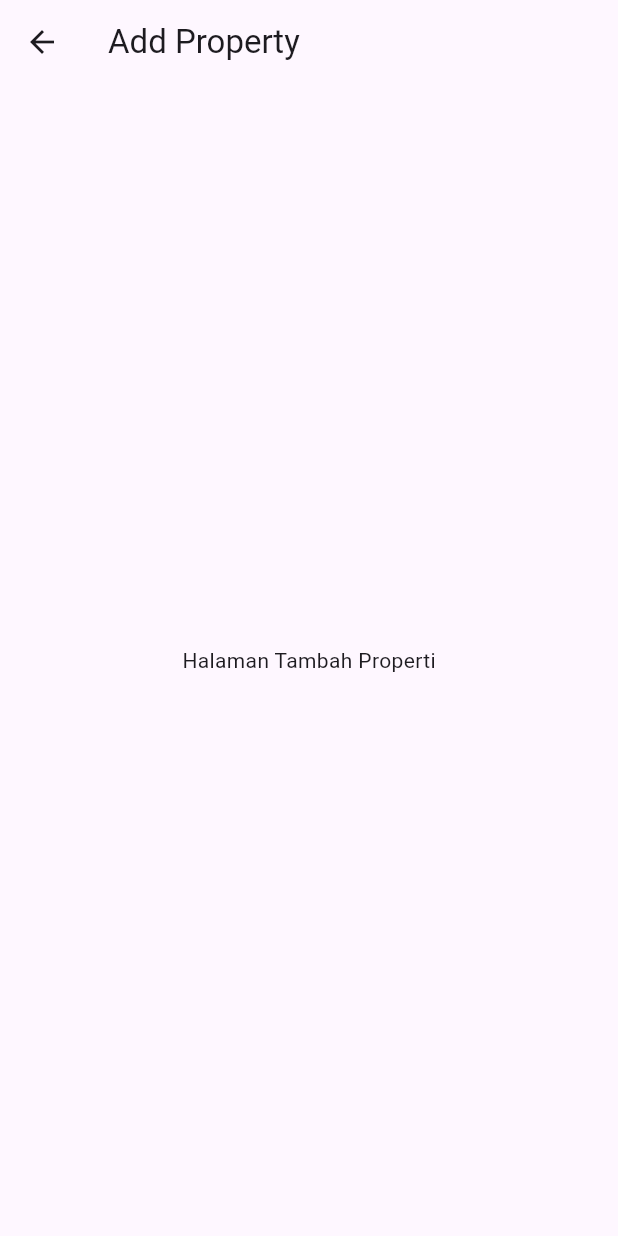
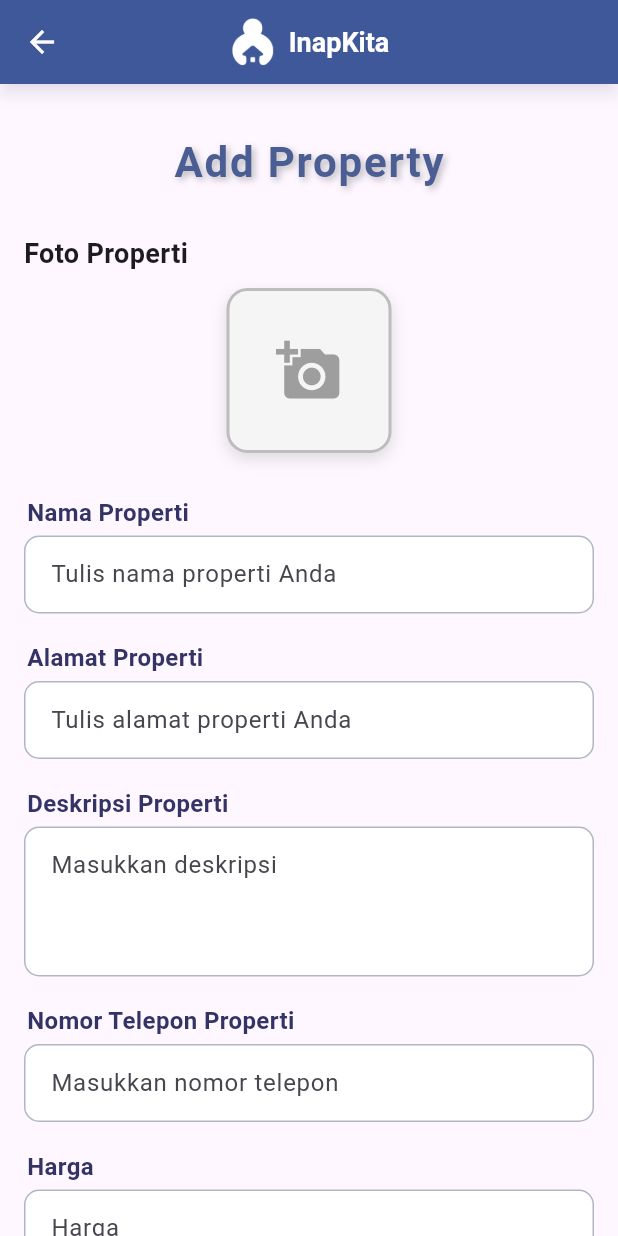
Before and after one commit to yashaasterisk/test_pemilk_flutter_application, a Flutter app: the screen it shows after launch, after a tap on "Add Property", on a phone screen of 412 x 824 dp. Run offline on Flutter 3.47's test engine with Material 3 defaults, Android fonts, the phone set to English and light mode, and no system bars; our stand-ins replace image_picker.

Commit message:
update dikit

```diff
--- a/lib/add_property.dart
+++ b/lib/add_property.dart
@@ -0,0 +1,287 @@
+import 'dart:io';
+
+import 'package:flutter/material.dart';
+import 'package:image_picker/image_picker.dart';
+
+class AddPropertyPage extends StatefulWidget {
+  @override
+  _AddPropertyPageState createState() => _AddPropertyPageState();
+}
+
+class _AddPropertyPageState extends State<AddPropertyPage> {
+  final _formKey = GlobalKey<FormState>();
+  String? propertyName;
+  String? propertyAddress;
+  String? propertyDescription;
+  String? propertyPhone;
+  String? propertyPrice;
+  // Placeholder for image
+  ImageProvider? propertyImage;
+  final ImagePicker _picker = ImagePicker();
+
+  Future<void> _pickImage() async {
+    final XFile? pickedFile = await _picker.pickImage(source: ImageSource.gallery);
+    if (pickedFile != null) {
+      setState(() {
+        propertyImage = FileImage(File(pickedFile.path));
+      });
+    }
+  }
+
+  @override
+  Widget build(BuildContext context) {
+    return Scaffold(
+      appBar: AppBar(
+        backgroundColor: Color(0xFF3B5998),
+        centerTitle: true,
+        iconTheme: IconThemeData(color: Colors.white),
+        title: Row(
+          mainAxisSize: MainAxisSize.min,
+          mainAxisAlignment: MainAxisAlignment.center,
+          children: [
+            Hero(
+              tag: 'inap_logo_2',
+              child: Image.asset('assets/images/inap_logo_2.png', height: 32),
+            ),
+            SizedBox(width: 8),
+            Text(
+              'InapKita',
+              style: TextStyle(
+                color: Colors.white,
+                fontWeight: FontWeight.bold,
+                fontSize: 18,
+              ),
+            ),
+          ],
+        ),
+        elevation: 4,
+        shadowColor: Color(0xFF4B5E93).withOpacity(0.2),
+      ),
+      body: GestureDetector(
+        onTap: () => FocusScope.of(context).unfocus(),
+        child: SingleChildScrollView(
+          child: Padding(
+            padding: const EdgeInsets.symmetric(
+              horizontal: 16.0,
+              vertical: 20.0,
+            ),
+            child: Form(
+              key: _formKey,
+              child: Column(
+                crossAxisAlignment: CrossAxisAlignment.start,
+                children: [
+                  SizedBox(height: 12),
+                  Center(
+                    child: Text(
+                      'Add Property',
+                      style: TextStyle(
+                        fontSize: 28,
+                        fontWeight: FontWeight.bold,
+                        color: Color(0xFF4B5E93),
+                        letterSpacing: 1.2,
+                        shadows: [
+                          Shadow(
+                            blurRadius: 6.0,
+                            color: Colors.black26,
+                            offset: Offset(2, 2),
+                          ),
+                        ],
+                      ),
+                    ),
+                  ),
+                  SizedBox(height: 28),
+                  Text(
+                    'Foto Properti',
+                    style: TextStyle(fontWeight: FontWeight.bold, fontSize: 18),
+                  ),
+                  SizedBox(height: 10),
+                  Center(
+                    child: GestureDetector(
+                      onTap: _pickImage,
+                      child: AnimatedContainer(
+                        duration: Duration(milliseconds: 200),
+                        width: 110,
+                        height: 110,
+                        decoration: BoxDecoration(
+                          border: Border.all(
+                            color: Colors.grey.shade400,
+                            width: 2,
+                          ),
+                          borderRadius: BorderRadius.circular(14),
+                          color: Colors.grey.shade100,
+                          boxShadow: [
+                            BoxShadow(
+                              color: Colors.black12,
+                              blurRadius: 8,
+                              offset: Offset(0, 4),
+                            ),
+                          ],
+                        ),
+                        child: propertyImage == null
+                            ? Icon(
+                                Icons.add_a_photo,
+                                size: 44,
+                                color: Colors.grey.shade500,
+                              )
+                            : ClipRRect(
+                                borderRadius: BorderRadius.circular(12),
+                                child: Image(
+                                  image: propertyImage!,
+                                  width: 110,
+                                  height: 110,
+                                  fit: BoxFit.cover,
+                                ),
+                              ),
+                      ),
+                    ),
+                  ),
+                  SizedBox(height: 28),
+                  _buildLabel('Nama Properti'),
+                  _buildTextField(
+                    hint: 'Tulis nama properti Anda',
+                    onSaved: (val) => propertyName = val,
+                    validator:
+                        (val) =>
+                            val == null || val.isEmpty
+                                ? 'Silakan masukkan nama properti'
+                                : null,
+                  ),
+                  SizedBox(height: 18),
+                  _buildLabel('Alamat Properti'),
+                  _buildTextField(
+                    hint: 'Tulis alamat properti Anda',
+                    onSaved: (val) => propertyAddress = val,
+                    validator:
+                        (val) =>
+                            val == null || val.isEmpty
+                                ? 'Silakan masukkan alamat properti'
+                                : null,
+                  ),
+                  SizedBox(height: 18),
+                  _buildLabel('Deskripsi Properti'),
+                  _buildTextField(
+                    hint: 'Masukkan deskripsi',
+                    maxLines: 3,
+                    onSaved: (val) => propertyDescription = val,
+                    validator:
+                        (val) =>
+                            val == null || val.isEmpty
+                                ? 'Silakan masukkan deskripsi'
+                                : null,
+                  ),
+                  SizedBox(height: 18),
+                  _buildLabel('Nomor Telepon Properti'),
+                  _buildTextField(
+                    hint: 'Masukkan nomor telepon',
+                    keyboardType: TextInputType.phone,
+                    onSaved: (val) => propertyPhone = val,
+                    validator:
+                        (val) =>
+                            val == null || val.isEmpty
+                                ? 'Silakan masukkan nomor telepon'
+                                : null,
+                  ),
+                  SizedBox(height: 18),
+                  _buildLabel('Harga'),
+                  _buildTextField(
+                    hint: 'Harga',
+                    keyboardType: TextInputType.number,
+                    onSaved: (val) => propertyPrice = val,
+                    validator:
+                        (val) =>
+                            val == null || val.isEmpty
+                                ? 'Silakan masukkan harga'
+                                : null,
+                  ),
+                  SizedBox(height: 36),
+                  Center(
+                    child: SizedBox(
+                      width: double.infinity,
+                      child: ElevatedButton(
+                        style: ElevatedButton.styleFrom(
+                          backgroundColor: Color(0xFF4B5E93),
+                          padding: EdgeInsets.symmetric(vertical: 18),
+                          shape: RoundedRectangleBorder(
+                            borderRadius: BorderRadius.circular(16),
+                          ),
+                          elevation: 4,
+                          shadowColor: Color(0xFF4B5E93).withOpacity(0.3),
+                        ),
+                        onPressed: () {
+                          if (_formKey.currentState!.validate()) {
+                            _formKey.currentState!.save();
+                            FocusScope.of(context).unfocus();
+                            ScaffoldMessenger.of(context).showSnackBar(
+                              SnackBar(content: Text('Property submitted!')),
+                            );
+                          }
+                        },
+                        child: Text(
+                          'Submit',
+                          style: TextStyle(
+                            fontSize: 20,
+                            fontWeight: FontWeight.bold,
+                            color: Colors.white,
+                            letterSpacing: 1.1,
+                          ),
+                        ),
+                      ),
+                    ),
+                  ),
+                ],
+              ),
+            ),
+          ),
+        ),
+      ),
+    );
+  }
+
+  // Add helper widgets for label and text field
+  Widget _buildLabel(String text) {
+    return Padding(
+      padding: const EdgeInsets.only(left: 2.0, bottom: 4.0),
+      child: Text(
+        text,
+        style: TextStyle(
+          fontWeight: FontWeight.bold,
+          fontSize: 16,
+          color: Color(0xFF333366),
+        ),
+      ),
+    );
+  }
+
+  Widget _buildTextField({
+    String? hint,
+    int maxLines = 1,
+    TextInputType? keyboardType,
+    FormFieldSetter<String>? onSaved,
+    FormFieldValidator<String>? validator,
+  }) {
+    return TextFormField(
+      maxLines: maxLines,
+      keyboardType: keyboardType,
+      decoration: InputDecoration(
+        hintText: hint,
+        filled: true,
+        fillColor: Colors.white,
+        contentPadding: EdgeInsets.symmetric(vertical: 14, horizontal: 14),
+        border: OutlineInputBorder(
+          borderRadius: BorderRadius.circular(10),
+          borderSide: BorderSide(color: Color(0xFF4B5E93), width: 1.2),
+        ),
+        enabledBorder: OutlineInputBorder(
+          borderRadius: BorderRadius.circular(10),
+          borderSide: BorderSide(color: Color(0xFFB0B6C3), width: 1),
+        ),
+        focusedBorder: OutlineInputBorder(
+          borderRadius: BorderRadius.circular(10),
+          borderSide: BorderSide(color: Color(0xFF4B5E93), width: 2),
+        ),
+      ),
+      onSaved: onSaved,
+      validator: validator,
+    );
+  }
+}
--- a/lib/home_screen.dart
+++ b/lib/home_screen.dart
@@ -1,4 +1,5 @@
 import 'package:flutter/material.dart';
+import 'add_property.dart';
 
 class HomeScreen extends StatelessWidget {
   const HomeScreen({Key? key}) : super(key: key);
@@ -11,39 +12,49 @@ class HomeScreen extends StatelessWidget {
   }) {
     return AspectRatio(
       aspectRatio: aspectRatio,
-      child: GestureDetector(
+      child: Material(
+        color: Colors.transparent,
+        borderRadius: BorderRadius.circular(18),
+        elevation: 6,
+        shadowColor: Colors.black26,
+        child: InkWell(
+          borderRadius: BorderRadius.circular(18),
           onTap: onTap,
+          splashColor: Color(0xFF4B5E93).withOpacity(0.2),
+          highlightColor: Color(0xFF4B5E93).withOpacity(0.08),
           child: Container(
-          margin: EdgeInsets.all(8),
             decoration: BoxDecoration(
-            borderRadius: BorderRadius.circular(16),
+              borderRadius: BorderRadius.circular(18),
               image: DecorationImage(
                 image: AssetImage(imagePath),
                 fit: BoxFit.cover,
-              colorFilter: ColorFilter.mode(Colors.black26, BlendMode.darken),
+                colorFilter: ColorFilter.mode(Colors.black38, BlendMode.darken),
               ),
               boxShadow: [
                 BoxShadow(
                   color: Colors.black12,
-                blurRadius: 4,
-                offset: Offset(0, 2),
+                  blurRadius: 8,
+                  offset: Offset(0, 4),
                 ),
               ],
             ),
-          alignment: Alignment.center,
+            alignment: Alignment.bottomLeft,
+            padding: EdgeInsets.all(18),
             child: Text(
               title,
               style: TextStyle(
                 color: Colors.white,
-              fontSize: 20,
+                fontSize: 22,
                 fontWeight: FontWeight.bold,
                 shadows: [
                   Shadow(
-                  blurRadius: 2,
-                  color: Colors.black45,
-                  offset: Offset(1, 1),
+                    blurRadius: 4,
+                    color: Colors.black87,
+                    offset: Offset(1, 2),
                   ),
                 ],
+              ),
+              textAlign: TextAlign.left,
             ),
           ),
         ),
@@ -75,26 +86,29 @@ class HomeScreen extends StatelessWidget {
         ),
       ),
       body: Padding(
-        padding: const EdgeInsets.symmetric(horizontal: 12.0),
-        child: Column(
-          crossAxisAlignment: CrossAxisAlignment.start,
+        padding: const EdgeInsets.symmetric(horizontal: 16.0),
+        child: ListView(
           children: [
-            SizedBox(height: 24),
+            SizedBox(height: 28),
             Center(
               child: Text(
                 "Menu Pemilik",
                 style: TextStyle(
-                  fontSize: 22,
+                  fontSize: 30,
                   fontWeight: FontWeight.bold,
-                  color: Color(0xFF455B8A),
-                  shadows: [Shadow(blurRadius: 1, color: Colors.black12)],
+                  color: Color(0xFF4B5E93),
+                  letterSpacing: 1.2,
+                  shadows: [Shadow(blurRadius: 4, color: Colors.black26, offset: Offset(2, 2))],
                 ),
               ),
             ),
-            SizedBox(height: 16),
+            SizedBox(height: 32),
             Row(
               children: [
                 Expanded(
+                  child: AnimatedContainer(
+                    duration: Duration(milliseconds: 200),
+                    curve: Curves.easeInOut,
                     child: buildMenuCard(
                       "Add Property",
                       "assets/images/property1.jpg",
@@ -104,9 +118,15 @@ class HomeScreen extends StatelessWidget {
                           MaterialPageRoute(builder: (_) => AddPropertyPage()),
                         );
                       },
+                      aspectRatio: 1,
                     ),
                   ),
+                ),
+                SizedBox(width: 16),
                 Expanded(
+                  child: AnimatedContainer(
+                    duration: Duration(milliseconds: 200),
+                    curve: Curves.easeInOut,
                     child: buildMenuCard(
                       "Check Property",
                       "assets/images/property2.jpg",
@@ -116,11 +136,17 @@ class HomeScreen extends StatelessWidget {
                           MaterialPageRoute(builder: (_) => CheckPropertyPage()),
                         );
                       },
+                      aspectRatio: 1,
+                    ),
                   ),
                 ),
               ],
             ),
-            buildMenuCard(
+            SizedBox(height: 18),
+            AnimatedContainer(
+              duration: Duration(milliseconds: 200),
+              curve: Curves.easeInOut,
+              child: buildMenuCard(
                 "Data Resepsionis",
                 "assets/images/resepsionis.jpg",
                 () {
@@ -129,8 +155,10 @@ class HomeScreen extends StatelessWidget {
                     MaterialPageRoute(builder: (_) => ResepsionisPage()),
                   );
                 },
-              aspectRatio: 3,
+                aspectRatio: 2.1,
               ),
+            ),
+            SizedBox(height: 32),
           ],
         ),
       ),
@@ -139,16 +167,6 @@ class HomeScreen extends StatelessWidget {
 }
 
 // ===== Dummy Pages =====
-class AddPropertyPage extends StatelessWidget {
-  @override
-  Widget build(BuildContext context) {
-    return Scaffold(
-      appBar: AppBar(title: Text("Add Property")),
-      body: Center(child: Text("Halaman Tambah Properti")),
-    );
-  }
-}
-
 class CheckPropertyPage extends StatelessWidget {
   @override
   Widget build(BuildContext context) {
--- a/pubspec.yaml
+++ b/pubspec.yaml
@@ -34,6 +34,7 @@ dependencies:
   # The following adds the Cupertino Icons font to your application.
   # Use with the CupertinoIcons class for iOS style icons.
   cupertino_icons: ^1.0.8
+  image_picker: ^1.0.7
 
 dev_dependencies:
   flutter_test:
```
Also changed, not shown: pubspec.lock, 6 other files. Lines whose indentation alone changed are shown as unchanged.
